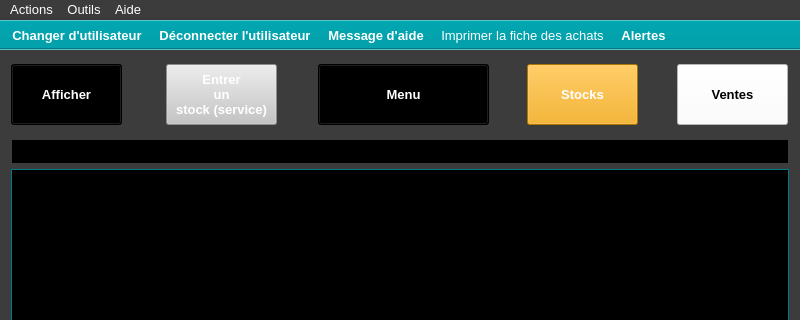
Above: ui/yeroth-erp-achats-window.ui from xnoumbissinoundou/yeroth-erp-3.0 before the change; both pictures show x 0 to 800 and y 0 to 320 of the 800 by 600 pixel window. Below: the same form after it.
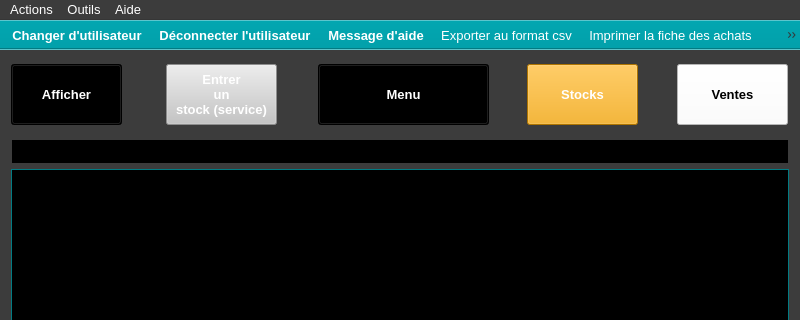
That is the form after the change. Icons and pictures are not drawn. Custom widgets are drawn as their Qt base class.

```diff
--- a/ui/yeroth-erp-achats-window.ui
+++ b/ui/yeroth-erp-achats-window.ui
@@ -11044,6 +11044,7 @@
    <addaction name="actionChanger_utilisateur"/>
    <addaction name="actionDeconnecter_utilisateur"/>
    <addaction name="actionAppeler_aide"/>
+   <addaction name="actionExporter_au_format_csv"/>
    <addaction name="actionAfficherPDF"/>
    <addaction name="actionAlertes"/>
   </widget>
```
Left out of the diff: 5 changed lines with no effect on the pictures.
